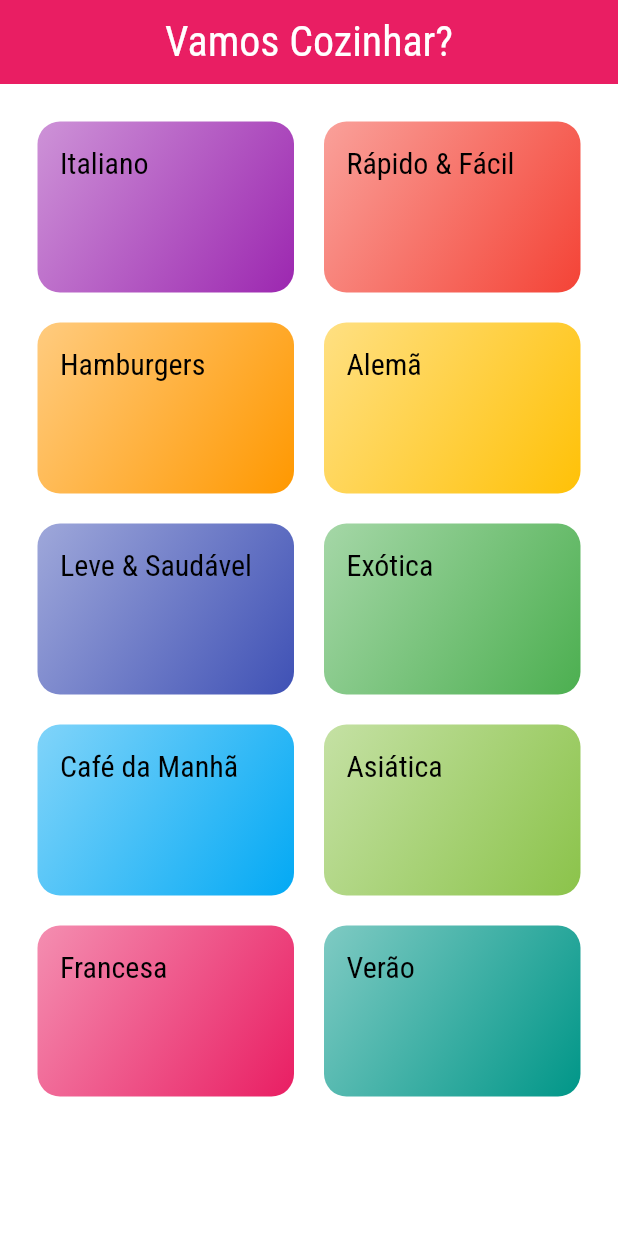
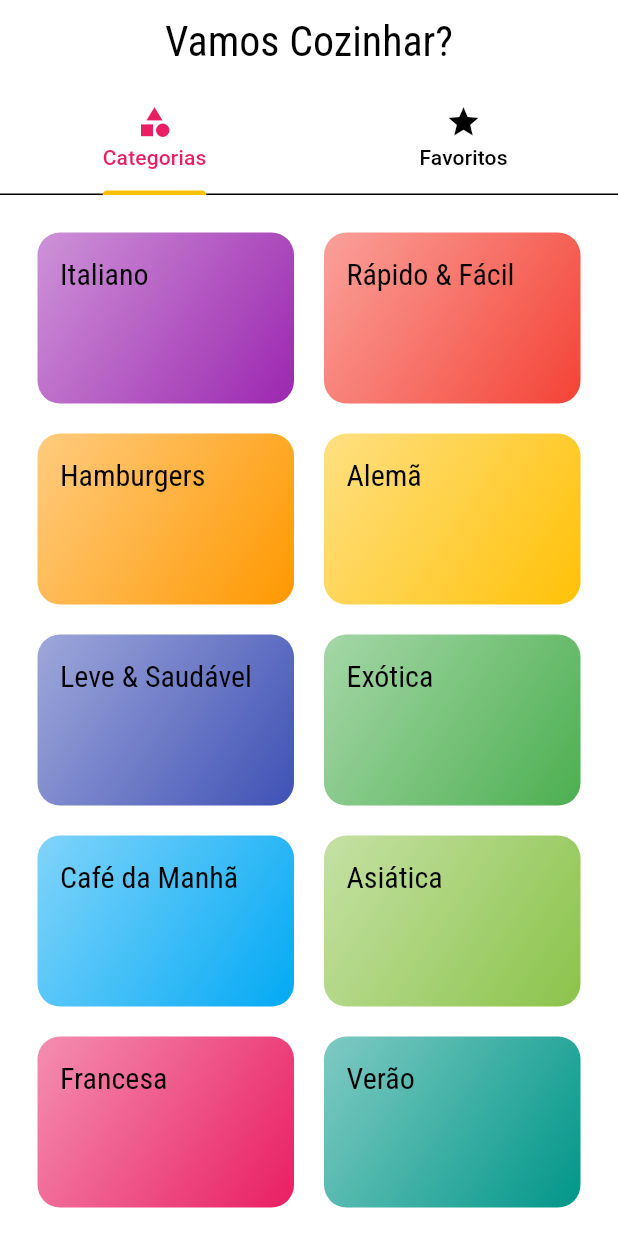
Before and after one commit to beto-luis/meals, a Flutter app: the screen it shows after launch, on a phone screen of 412 x 824 dp. Run offline on Flutter 3.47's test engine with Material 3 defaults, Android fonts, the phone set to English and light mode, and no system bars.

Commit message:
ajustes dos temas, criação de tabs screen

```diff
--- a/lib/main.dart
+++ b/lib/main.dart
@@ -1,4 +1,6 @@
 import 'package:flutter/material.dart';
+
+import 'screens/tabs_screen.dart';
 import 'screens/categories_screen.dart';
 import 'screens/categories_meals_screen.dart';
 import 'utils/app_routes.dart';
@@ -29,7 +31,7 @@ class MyApp extends StatelessWidget {
             )),
       ),
       routes: {
-        AppRoutes.home: (ctx) => const CategoriesScreen(),
+        AppRoutes.home: (ctx) => const TabsScreen(),
         AppRoutes.categoriesMeals: (ctx) => const CategoriesMealsScreen(),
         AppRoutes.mealDetail: (ctx) => const MealDetailScreen()
       },
--- a/lib/screens/categories_meals_screen.dart
+++ b/lib/screens/categories_meals_screen.dart
@@ -17,7 +17,7 @@ class CategoriesMealsScreen extends StatelessWidget {
     return Scaffold(
       appBar: AppBar(
         centerTitle: true,
-        backgroundColor: Colors.pink,
+        backgroundColor: Theme.of(context).colorScheme.primary,
         title: Text(
           category.title,
           style: const TextStyle(color: Colors.white, fontSize: 28),
--- a/lib/screens/categories_screen.dart
+++ b/lib/screens/categories_screen.dart
@@ -7,14 +7,7 @@ class CategoriesScreen extends StatelessWidget {
 
   @override
   Widget build(BuildContext context) {
-    return Scaffold(
-      appBar: AppBar(
-        centerTitle: true,
-        backgroundColor: Colors.pink,
-        title: const Text('Vamos Cozinhar?',
-        style: TextStyle(color: Colors.white, fontSize: 28),),
-      ),
-      body: GridView(
+    return GridView(
       padding: const EdgeInsets.all(25),
       gridDelegate: const SliverGridDelegateWithMaxCrossAxisExtent(
         maxCrossAxisExtent: 200,
@@ -25,7 +18,6 @@ class CategoriesScreen extends StatelessWidget {
       children: dummyCategories.map((cat) {
         return CategoryItem(cat);
       }).toList(),
-      ),
     );
   }
 }
--- /dev/null
+++ b/lib/screens/favorite_screen.dart
@@ -0,0 +1,12 @@
+import 'package:flutter/material.dart';
+
+class FavoriteScreen extends StatelessWidget {
+  const FavoriteScreen({super.key});
+
+  @override
+  Widget build(BuildContext context) {
+    return const Center(
+      child: Text('Minhas refeições favoritas!'),
+    );
+  }
+}
--- a/lib/screens/meal_detail_screen.dart
+++ b/lib/screens/meal_detail_screen.dart
@@ -38,7 +38,7 @@ class MealDetailScreen extends StatelessWidget {
     return Scaffold(
         appBar: AppBar(
           centerTitle: true,
-          backgroundColor: Colors.pink,
+          backgroundColor: Theme.of(context).colorScheme.primary,
           title: Text(
             meal.title,
             style: const TextStyle(color: Colors.white, fontSize: 28),
--- /dev/null
+++ b/lib/screens/tabs_screen.dart
@@ -0,0 +1,40 @@
+import 'package:flutter/material.dart';
+import 'categories_screen.dart';
+import 'favorite_screen.dart';
+
+class TabsScreen extends StatelessWidget {
+  const TabsScreen({super.key});
+
+  @override
+  Widget build(BuildContext context) {
+    return DefaultTabController(
+      length: 2,
+      child: Scaffold(
+        appBar: AppBar(
+          centerTitle: true,
+          title: const Text('Vamos Cozinhar?',
+          style: TextStyle(fontSize: 28)),
+          bottom: TabBar(
+            indicatorColor: Theme.of(context).colorScheme.secondary,
+            tabs: const [
+              Tab(
+                icon: Icon(Icons.category),
+                text: 'Categorias',
+              ),
+              Tab(
+                icon: Icon(Icons.star),
+                text: 'Favoritos',
+              ),
+            ],
+          ),
+        ),
+        body: const TabBarView(
+          children: [
+            CategoriesScreen(),
+            FavoriteScreen(),
+          ],
+        ),
+      ),
+    );
+  }
+}
```
Lines whose indentation alone changed are shown as unchanged.
